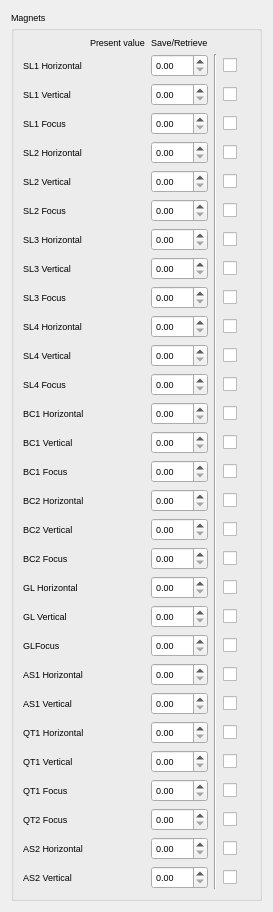
Old version of the form ctli/widgets/ui/snapshot_magnets.ui in the repository srgblnch/LinacGUI.
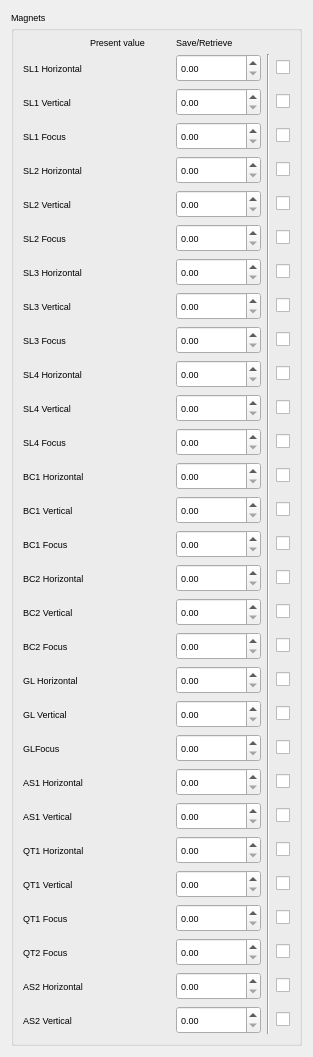
New version of the form. Custom widgets are drawn as their Qt base class.

Commit message: force widget sizes to avoid column resizes

```diff
--- a/ctli/widgets/ui/snapshot_magnets.ui
+++ b/ctli/widgets/ui/snapshot_magnets.ui
@@ -6,8 +6,8 @@
    <rect>
     <x>0</x>
     <y>0</y>
-    <width>273</width>
-    <height>808</height>
+    <width>310</width>
+    <height>1054</height>
    </rect>
   </property>
   <property name="font">
@@ -47,19 +47,72 @@
        </widget>
       </item>
       <item row="26" column="2">
-       <widget class="QDoubleSpinBox" name="qt1FWrite"/>
+       <widget class="QDoubleSpinBox" name="qt1FWrite">
+        <property name="minimumSize">
+         <size>
+          <width>85</width>
+          <height>28</height>
+         </size>
+        </property>
+        <property name="maximumSize">
+         <size>
+          <width>85</width>
+          <height>28</height>
+         </size>
+        </property>
+       </widget>
       </item>
       <item row="16" column="1">
-       <widget class="TaurusLabel" name="bc2HRead"/>
+       <widget class="TaurusLabel" name="bc2HRead">
+        <property name="minimumSize">
+         <size>
+          <width>80</width>
+          <height>20</height>
+         </size>
+        </property>
+       </widget>
       </item>
       <item row="19" column="2">
-       <widget class="QDoubleSpinBox" name="glHWrite"/>
+       <widget class="QDoubleSpinBox" name="glHWrite">
+        <property name="minimumSize">
+         <size>
+          <width>85</width>
+          <height>28</height>
+         </size>
+        </property>
+        <property name="maximumSize">
+         <size>
+          <width>85</width>
+          <height>28</height>
+         </size>
+        </property>
+       </widget>
       </item>
       <item row="19" column="1">
-       <widget class="TaurusLabel" name="glHRead"/>
+       <widget class="TaurusLabel" name="glHRead">
+        <property name="minimumSize">
+         <size>
+          <width>80</width>
+          <height>20</height>
+         </size>
+        </property>
+       </widget>
       </item>
       <item row="29" column="2">
-       <widget class="QDoubleSpinBox" name="as2VWrite"/>
+       <widget class="QDoubleSpinBox" name="as2VWrite">
+        <property name="minimumSize">
+         <size>
+          <width>85</width>
+          <height>28</height>
+         </size>
+        </property>
+        <property name="maximumSize">
+         <size>
+          <width>85</width>
+          <height>28</height>
+         </size>
+        </property>
+       </widget>
       </item>
       <item row="20" column="5">
        <widget class="QCheckBox" name="glVCheck">
@@ -69,7 +122,20 @@
        </widget>
       </item>
       <item row="18" column="2">
-       <widget class="QDoubleSpinBox" name="bc2FWrite"/>
+       <widget class="QDoubleSpinBox" name="bc2FWrite">
+        <property name="minimumSize">
+         <size>
+          <width>85</width>
+          <height>28</height>
+         </size>
+        </property>
+        <property name="maximumSize">
+         <size>
+          <width>85</width>
+          <height>28</height>
+         </size>
+        </property>
+       </widget>
       </item>
       <item row="25" column="5">
        <widget class="QCheckBox" name="qt1VCheck">
@@ -79,10 +145,24 @@
        </widget>
       </item>
       <item row="29" column="1">
-       <widget class="TaurusLabel" name="as2VRead"/>
+       <widget class="TaurusLabel" name="as2VRead">
+        <property name="minimumSize">
+         <size>
+          <width>80</width>
+          <height>20</height>
+         </size>
+        </property>
+       </widget>
       </item>
       <item row="20" column="1">
-       <widget class="TaurusLabel" name="glVRead"/>
+       <widget class="TaurusLabel" name="glVRead">
+        <property name="minimumSize">
+         <size>
+          <width>80</width>
+          <height>20</height>
+         </size>
+        </property>
+       </widget>
       </item>
       <item row="16" column="0">
        <widget class="QLabel" name="bc2HLabel">
@@ -92,7 +172,14 @@
        </widget>
       </item>
       <item row="25" column="1">
-       <widget class="TaurusLabel" name="qt1VRead"/>
+       <widget class="TaurusLabel" name="qt1VRead">
+        <property name="minimumSize">
+         <size>
+          <width>80</width>
+          <height>20</height>
+         </size>
+        </property>
+       </widget>
       </item>
       <item row="26" column="5">
        <widget class="QCheckBox" name="qt1FCheck">
@@ -116,7 +203,14 @@
        </widget>
       </item>
       <item row="27" column="1">
-       <widget class="TaurusLabel" name="qt2FRead"/>
+       <widget class="TaurusLabel" name="qt2FRead">
+        <property name="minimumSize">
+         <size>
+          <width>80</width>
+          <height>20</height>
+         </size>
+        </property>
+       </widget>
       </item>
       <item row="22" column="5">
        <widget class="QCheckBox" name="as1HCheck">
@@ -126,7 +220,20 @@
        </widget>
       </item>
       <item row="23" column="2">
-       <widget class="QDoubleSpinBox" name="as1VWrite"/>
+       <widget class="QDoubleSpinBox" name="as1VWrite">
+        <property name="minimumSize">
+         <size>
+          <width>85</width>
+          <height>28</height>
+         </size>
+        </property>
+        <property name="maximumSize">
+         <size>
+          <width>85</width>
+          <height>28</height>
+         </size>
+        </property>
+       </widget>
       </item>
       <item row="21" column="5">
        <widget class="QCheckBox" name="glFCheck">
@@ -143,10 +250,30 @@
        </widget>
       </item>
       <item row="20" column="2">
-       <widget class="QDoubleSpinBox" name="glVWrite"/>
+       <widget class="QDoubleSpinBox" name="glVWrite">
+        <property name="minimumSize">
+         <size>
+          <width>85</width>
+          <height>28</height>
+         </size>
+        </property>
+        <property name="maximumSize">
+         <size>
+          <width>85</width>
+          <height>28</height>
+         </size>
+        </property>
+       </widget>
       </item>
       <item row="17" column="1">
-       <widget class="TaurusLabel" name="bc2VRead"/>
+       <widget class="TaurusLabel" name="bc2VRead">
+        <property name="minimumSize">
+         <size>
+          <width>80</width>
+          <height>20</height>
+         </size>
+        </property>
+       </widget>
       </item>
       <item row="23" column="5">
        <widget class="QCheckBox" name="as1VCheck">
@@ -156,7 +283,14 @@
        </widget>
       </item>
       <item row="22" column="1">
-       <widget class="TaurusLabel" name="as1HRead"/>
+       <widget class="TaurusLabel" name="as1HRead">
+        <property name="minimumSize">
+         <size>
+          <width>80</width>
+          <height>20</height>
+         </size>
+        </property>
+       </widget>
       </item>
       <item row="18" column="5">
        <widget class="QCheckBox" name="bc2FCheck">
@@ -180,7 +314,14 @@
        </widget>
       </item>
       <item row="18" column="1">
-       <widget class="TaurusLabel" name="bc2FRead"/>
+       <widget class="TaurusLabel" name="bc2FRead">
+        <property name="minimumSize">
+         <size>
+          <width>80</width>
+          <height>20</height>
+         </size>
+        </property>
+       </widget>
       </item>
       <item row="27" column="5">
        <widget class="QCheckBox" name="qt2FCheck">
@@ -211,7 +352,20 @@
        </widget>
       </item>
       <item row="25" column="2">
-       <widget class="QDoubleSpinBox" name="qt1VWrite"/>
+       <widget class="QDoubleSpinBox" name="qt1VWrite">
+        <property name="minimumSize">
+         <size>
+          <width>85</width>
+          <height>28</height>
+         </size>
+        </property>
+        <property name="maximumSize">
+         <size>
+          <width>85</width>
+          <height>28</height>
+         </size>
+        </property>
+       </widget>
       </item>
       <item row="27" column="0">
        <widget class="QLabel" name="qt2FLabel">
@@ -221,10 +375,30 @@
        </widget>
       </item>
       <item row="16" column="2">
-       <widget class="QDoubleSpinBox" name="bc2HWrite"/>
+       <widget class="QDoubleSpinBox" name="bc2HWrite">
+        <property name="minimumSize">
+         <size>
+          <width>85</width>
+          <height>28</height>
+         </size>
+        </property>
+        <property name="maximumSize">
+         <size>
+          <width>85</width>
+          <height>28</height>
+         </size>
+        </property>
+       </widget>
       </item>
       <item row="26" column="1">
-       <widget class="TaurusLabel" name="qt1FRead"/>
+       <widget class="TaurusLabel" name="qt1FRead">
+        <property name="minimumSize">
+         <size>
+          <width>80</width>
+          <height>20</height>
+         </size>
+        </property>
+       </widget>
       </item>
       <item row="20" column="0">
        <widget class="QLabel" name="glVLabel">
@@ -241,16 +415,56 @@
        </widget>
       </item>
       <item row="21" column="1">
-       <widget class="TaurusLabel" name="glFRead"/>
+       <widget class="TaurusLabel" name="glFRead">
+        <property name="minimumSize">
+         <size>
+          <width>80</width>
+          <height>20</height>
+         </size>
+        </property>
+       </widget>
       </item>
       <item row="28" column="1">
-       <widget class="TaurusLabel" name="as2HRead"/>
+       <widget class="TaurusLabel" name="as2HRead">
+        <property name="minimumSize">
+         <size>
+          <width>80</width>
+          <height>20</height>
+         </size>
+        </property>
+       </widget>
       </item>
       <item row="21" column="2">
-       <widget class="QDoubleSpinBox" name="glFWrite"/>
+       <widget class="QDoubleSpinBox" name="glFWrite">
+        <property name="minimumSize">
+         <size>
+          <width>85</width>
+          <height>28</height>
+         </size>
+        </property>
+        <property name="maximumSize">
+         <size>
+          <width>85</width>
+          <height>28</height>
+         </size>
+        </property>
+       </widget>
       </item>
       <item row="24" column="2">
-       <widget class="QDoubleSpinBox" name="qt1HWrite"/>
+       <widget class="QDoubleSpinBox" name="qt1HWrite">
+        <property name="minimumSize">
+         <size>
+          <width>85</width>
+          <height>28</height>
+         </size>
+        </property>
+        <property name="maximumSize">
+         <size>
+          <width>85</width>
+          <height>28</height>
+         </size>
+        </property>
+       </widget>
       </item>
       <item row="17" column="0">
        <widget class="QLabel" name="bc2VLabel">
@@ -274,7 +488,14 @@
        </widget>
       </item>
       <item row="24" column="1">
-       <widget class="TaurusLabel" name="qt1HRead"/>
+       <widget class="TaurusLabel" name="qt1HRead">
+        <property name="minimumSize">
+         <size>
+          <width>80</width>
+          <height>20</height>
+         </size>
+        </property>
+       </widget>
       </item>
       <item row="26" column="0">
        <widget class="QLabel" name="qt1FLabel">
@@ -284,22 +505,88 @@
        </widget>
       </item>
       <item row="27" column="2">
-       <widget class="QDoubleSpinBox" name="qt2FWrite"/>
+       <widget class="QDoubleSpinBox" name="qt2FWrite">
+        <property name="minimumSize">
+         <size>
+          <width>85</width>
+          <height>28</height>
+         </size>
+        </property>
+        <property name="maximumSize">
+         <size>
+          <width>85</width>
+          <height>28</height>
+         </size>
+        </property>
+       </widget>
       </item>
       <item row="23" column="1">
-       <widget class="TaurusLabel" name="as1VRead"/>
+       <widget class="TaurusLabel" name="as1VRead">
+        <property name="minimumSize">
+         <size>
+          <width>80</width>
+          <height>20</height>
+         </size>
+        </property>
+       </widget>
       </item>
       <item row="22" column="2">
-       <widget class="QDoubleSpinBox" name="as1HWrite"/>
+       <widget class="QDoubleSpinBox" name="as1HWrite">
+        <property name="minimumSize">
+         <size>
+          <width>85</width>
+          <height>28</height>
+         </size>
+        </property>
+        <property name="maximumSize">
+         <size>
+          <width>85</width>
+          <height>28</height>
+         </size>
+        </property>
+       </widget>
       </item>
       <item row="17" column="2">
-       <widget class="QDoubleSpinBox" name="bc2VWrite"/>
+       <widget class="QDoubleSpinBox" name="bc2VWrite">
+        <property name="minimumSize">
+         <size>
+          <width>85</width>
+          <height>28</height>
+         </size>
+        </property>
+        <property name="maximumSize">
+         <size>
+          <width>85</width>
+          <height>28</height>
+         </size>
+        </property>
+       </widget>
       </item>
       <item row="4" column="1">
-       <widget class="TaurusLabel" name="sl2HRead"/>
+       <widget class="TaurusLabel" name="sl2HRead">
+        <property name="minimumSize">
+         <size>
+          <width>80</width>
+          <height>20</height>
+         </size>
+        </property>
+       </widget>
       </item>
       <item row="28" column="2">
-       <widget class="QDoubleSpinBox" name="as2HWrite"/>
+       <widget class="QDoubleSpinBox" name="as2HWrite">
+        <property name="minimumSize">
+         <size>
+          <width>85</width>
+          <height>28</height>
+         </size>
+        </property>
+        <property name="maximumSize">
+         <size>
+          <width>85</width>
+          <height>28</height>
+         </size>
+        </property>
+       </widget>
       </item>
       <item row="25" column="0">
        <widget class="QLabel" name="qt1VLabel">
@@ -316,13 +603,40 @@
        </widget>
       </item>
       <item row="12" column="2">
-       <widget class="QDoubleSpinBox" name="sl4FWrite"/>
+       <widget class="QDoubleSpinBox" name="sl4FWrite">
+        <property name="minimumSize">
+         <size>
+          <width>85</width>
+          <height>28</height>
+         </size>
+        </property>
+        <property name="maximumSize">
+         <size>
+          <width>85</width>
+          <height>28</height>
+         </size>
+        </property>
+       </widget>
       </item>
       <item row="10" column="1">
-       <widget class="TaurusLabel" name="sl4HRead"/>
+       <widget class="TaurusLabel" name="sl4HRead">
+        <property name="minimumSize">
+         <size>
+          <width>80</width>
+          <height>20</height>
+         </size>
+        </property>
+       </widget>
       </item>
       <item row="12" column="1">
-       <widget class="TaurusLabel" name="sl4FRead"/>
+       <widget class="TaurusLabel" name="sl4FRead">
+        <property name="minimumSize">
+         <size>
+          <width>80</width>
+          <height>20</height>
+         </size>
+        </property>
+       </widget>
       </item>
       <item row="10" column="0">
        <widget class="QLabel" name="sl4HLabel">
@@ -346,10 +660,30 @@
        </widget>
       </item>
       <item row="11" column="1">
-       <widget class="TaurusLabel" name="sl4VRead"/>
+       <widget class="TaurusLabel" name="sl4VRead">
+        <property name="minimumSize">
+         <size>
+          <width>80</width>
+          <height>20</height>
+         </size>
+        </property>
+       </widget>
       </item>
       <item row="11" column="2">
-       <widget class="QDoubleSpinBox" name="sl4VWrite"/>
+       <widget class="QDoubleSpinBox" name="sl4VWrite">
+        <property name="minimumSize">
+         <size>
+          <width>85</width>
+          <height>28</height>
+         </size>
+        </property>
+        <property name="maximumSize">
+         <size>
+          <width>85</width>
+          <height>28</height>
+         </size>
+        </property>
+       </widget>
       </item>
       <item row="12" column="0">
        <widget class="QLabel" name="sl4FLabel">
@@ -359,7 +693,14 @@
        </widget>
       </item>
       <item row="8" column="1">
-       <widget class="TaurusLabel" name="sl3VRead"/>
+       <widget class="TaurusLabel" name="sl3VRead">
+        <property name="minimumSize">
+         <size>
+          <width>80</width>
+          <height>20</height>
+         </size>
+        </property>
+       </widget>
       </item>
       <item row="8" column="5">
        <widget class="QCheckBox" name="sl3VCheck">
@@ -376,7 +717,20 @@
        </widget>
       </item>
       <item row="7" column="2">
-       <widget class="QDoubleSpinBox" name="sl3HWrite"/>
+       <widget class="QDoubleSpinBox" name="sl3HWrite">
+        <property name="minimumSize">
+         <size>
+          <width>85</width>
+          <height>28</height>
+         </size>
+        </property>
+        <property name="maximumSize">
+         <size>
+          <width>85</width>
+          <height>28</height>
+         </size>
+        </property>
+       </widget>
       </item>
       <item row="1" column="5">
        <widget class="QCheckBox" name="sl1HCheck">
@@ -386,7 +740,20 @@
        </widget>
       </item>
       <item row="8" column="2">
-       <widget class="QDoubleSpinBox" name="sl3VWrite"/>
+       <widget class="QDoubleSpinBox" name="sl3VWrite">
+        <property name="minimumSize">
+         <size>
+          <width>85</width>
+          <height>28</height>
+         </size>
+        </property>
+        <property name="maximumSize">
+         <size>
+          <width>85</width>
+          <height>28</height>
+         </size>
+        </property>
+       </widget>
       </item>
       <item row="5" column="5">
        <widget class="QCheckBox" name="sl2VCheck">
@@ -410,13 +777,46 @@
        </widget>
       </item>
       <item row="4" column="2">
-       <widget class="QDoubleSpinBox" name="sl2HWrite"/>
+       <widget class="QDoubleSpinBox" name="sl2HWrite">
+        <property name="minimumSize">
+         <size>
+          <width>85</width>
+          <height>28</height>
+         </size>
+        </property>
+        <property name="maximumSize">
+         <size>
+          <width>85</width>
+          <height>28</height>
+         </size>
+        </property>
+       </widget>
       </item>
       <item row="5" column="2">
-       <widget class="QDoubleSpinBox" name="sl2VWrite"/>
+       <widget class="QDoubleSpinBox" name="sl2VWrite">
+        <property name="minimumSize">
+         <size>
+          <width>85</width>
+          <height>28</height>
+         </size>
+        </property>
+        <property name="maximumSize">
+         <size>
+          <width>85</width>
+          <height>28</height>
+         </size>
+        </property>
+       </widget>
       </item>
       <item row="1" column="1">
-       <widget class="TaurusLabel" name="sl1HRead"/>
+       <widget class="TaurusLabel" name="sl1HRead">
+        <property name="minimumSize">
+         <size>
+          <width>80</width>
+          <height>20</height>
+         </size>
+        </property>
+       </widget>
       </item>
       <item row="3" column="0">
        <widget class="QLabel" name="sl1FLabel">
@@ -433,7 +833,14 @@
        </widget>
       </item>
       <item row="6" column="1">
-       <widget class="TaurusLabel" name="sl2FRead"/>
+       <widget class="TaurusLabel" name="sl2FRead">
+        <property name="minimumSize">
+         <size>
+          <width>80</width>
+          <height>20</height>
+         </size>
+        </property>
+       </widget>
       </item>
       <item row="2" column="5">
        <widget class="QCheckBox" name="sl1VCheck">
@@ -492,16 +899,50 @@
        </widget>
       </item>
       <item row="9" column="1">
-       <widget class="TaurusLabel" name="sl3FRead"/>
+       <widget class="TaurusLabel" name="sl3FRead">
+        <property name="minimumSize">
+         <size>
+          <width>80</width>
+          <height>20</height>
+         </size>
+        </property>
+       </widget>
       </item>
       <item row="3" column="1">
-       <widget class="TaurusLabel" name="sl1FRead"/>
+       <widget class="TaurusLabel" name="sl1FRead">
+        <property name="minimumSize">
+         <size>
+          <width>80</width>
+          <height>20</height>
+         </size>
+        </property>
+       </widget>
       </item>
       <item row="1" column="2">
-       <widget class="QDoubleSpinBox" name="sl1HWrite"/>
+       <widget class="QDoubleSpinBox" name="sl1HWrite">
+        <property name="minimumSize">
+         <size>
+          <width>85</width>
+          <height>28</height>
+         </size>
+        </property>
+        <property name="maximumSize">
+         <size>
+          <width>85</width>
+          <height>28</height>
+         </size>
+        </property>
+       </widget>
       </item>
       <item row="5" column="1">
-       <widget class="TaurusLabel" name="sl2VRead"/>
+       <widget class="TaurusLabel" name="sl2VRead">
+        <property name="minimumSize">
+         <size>
+          <width>80</width>
+          <height>20</height>
+         </size>
+        </property>
+       </widget>
       </item>
       <item row="8" column="0">
        <widget class="QLabel" name="sl3VLabel">
@@ -518,10 +959,30 @@
        </widget>
       </item>
       <item row="7" column="1">
-       <widget class="TaurusLabel" name="sl3HRead"/>
+       <widget class="TaurusLabel" name="sl3HRead">
+        <property name="minimumSize">
+         <size>
+          <width>80</width>
+          <height>20</height>
+         </size>
+        </property>
+       </widget>
       </item>
       <item row="9" column="2">
-       <widget class="QDoubleSpinBox" name="sl3FWrite"/>
+       <widget class="QDoubleSpinBox" name="sl3FWrite">
+        <property name="minimumSize">
+         <size>
+          <width>85</width>
+          <height>28</height>
+         </size>
+        </property>
+        <property name="maximumSize">
+         <size>
+          <width>85</width>
+          <height>28</height>
+         </size>
+        </property>
+       </widget>
       </item>
       <item row="1" column="0">
        <widget class="QLabel" name="sl1HLabel">
@@ -531,7 +992,20 @@
        </widget>
       </item>
       <item row="2" column="2">
-       <widget class="QDoubleSpinBox" name="sl1VWrite"/>
+       <widget class="QDoubleSpinBox" name="sl1VWrite">
+        <property name="minimumSize">
+         <size>
+          <width>85</width>
+          <height>28</height>
+         </size>
+        </property>
+        <property name="maximumSize">
+         <size>
+          <width>85</width>
+          <height>28</height>
+         </size>
+        </property>
+       </widget>
       </item>
       <item row="38" column="1">
        <spacer name="verticalSpacer">
@@ -554,19 +1028,72 @@
        </widget>
       </item>
       <item row="6" column="2">
-       <widget class="QDoubleSpinBox" name="sl2FWrite"/>
+       <widget class="QDoubleSpinBox" name="sl2FWrite">
+        <property name="minimumSize">
+         <size>
+          <width>85</width>
+          <height>28</height>
+         </size>
+        </property>
+        <property name="maximumSize">
+         <size>
+          <width>85</width>
+          <height>28</height>
+         </size>
+        </property>
+       </widget>
       </item>
       <item row="3" column="2">
-       <widget class="QDoubleSpinBox" name="sl1FWrite"/>
+       <widget class="QDoubleSpinBox" name="sl1FWrite">
+        <property name="minimumSize">
+         <size>
+          <width>85</width>
+          <height>28</height>
+         </size>
+        </property>
+        <property name="maximumSize">
+         <size>
+          <width>85</width>
+          <height>28</height>
+         </size>
+        </property>
+       </widget>
       </item>
       <item row="2" column="1">
-       <widget class="TaurusLabel" name="sl1VRead"/>
+       <widget class="TaurusLabel" name="sl1VRead">
+        <property name="minimumSize">
+         <size>
+          <width>80</width>
+          <height>20</height>
+         </size>
+        </property>
+       </widget>
       </item>
       <item row="10" column="2">
-       <widget class="QDoubleSpinBox" name="sl4HWrite"/>
+       <widget class="QDoubleSpinBox" name="sl4HWrite">
+        <property name="minimumSize">
+         <size>
+          <width>85</width>
+          <height>28</height>
+         </size>
+        </property>
+        <property name="maximumSize">
+         <size>
+          <width>85</width>
+          <height>28</height>
+         </size>
+        </property>
+       </widget>
       </item>
       <item row="13" column="1">
-       <widget class="TaurusLabel" name="bc1HRead"/>
+       <widget class="TaurusLabel" name="bc1HRead">
+        <property name="minimumSize">
+         <size>
+          <width>80</width>
+          <height>20</height>
+         </size>
+        </property>
+       </widget>
       </item>
       <item row="12" column="5">
        <widget class="QCheckBox" name="sl4FCheck">
@@ -583,7 +1110,20 @@
        </widget>
       </item>
       <item row="13" column="2">
-       <widget class="QDoubleSpinBox" name="bc1HWrite"/>
+       <widget class="QDoubleSpinBox" name="bc1HWrite">
+        <property name="minimumSize">
+         <size>
+          <width>85</width>
+          <height>28</height>
+         </size>
+        </property>
+        <property name="maximumSize">
+         <size>
+          <width>85</width>
+          <height>28</height>
+         </size>
+        </property>
+       </widget>
       </item>
       <item row="13" column="5">
        <widget class="QCheckBox" name="bc1HCheck">
@@ -600,10 +1140,30 @@
        </widget>
       </item>
       <item row="14" column="1">
-       <widget class="TaurusLabel" name="bc1VRead"/>
+       <widget class="TaurusLabel" name="bc1VRead">
+        <property name="minimumSize">
+         <size>
+          <width>80</width>
+          <height>20</height>
+         </size>
+        </property>
+       </widget>
       </item>
       <item row="14" column="2">
-       <widget class="QDoubleSpinBox" name="bc1VWrite"/>
+       <widget class="QDoubleSpinBox" name="bc1VWrite">
+        <property name="minimumSize">
+         <size>
+          <width>85</width>
+          <height>28</height>
+         </size>
+        </property>
+        <property name="maximumSize">
+         <size>
+          <width>85</width>
+          <height>28</height>
+         </size>
+        </property>
+       </widget>
       </item>
       <item row="14" column="5">
        <widget class="QCheckBox" name="bc1VCheck">
@@ -620,10 +1180,30 @@
        </widget>
       </item>
       <item row="15" column="1">
-       <widget class="TaurusLabel" name="bc1FRead"/>
+       <widget class="TaurusLabel" name="bc1FRead">
+        <property name="minimumSize">
+         <size>
+          <width>80</width>
+          <height>20</height>
+         </size>
+        </property>
+       </widget>
       </item>
       <item row="15" column="2">
-       <widget class="QDoubleSpinBox" name="bc1FWrite"/>
+       <widget class="QDoubleSpinBox" name="bc1FWrite">
+        <property name="minimumSize">
+         <size>
+          <width>85</width>
+          <height>28</height>
+         </size>
+        </property>
+        <property name="maximumSize">
+         <size>
+          <width>85</width>
+          <height>28</height>
+         </size>
+        </property>
+       </widget>
       </item>
       <item row="15" column="5">
        <widget class="QCheckBox" name="bc1FCheck">
@@ -651,17 +1231,17 @@
    <header>taurus.qt.qtgui.container</header>
    <container>1</container>
   </customwidget>
+  <customwidget>
+   <class>TaurusGroupBox</class>
+   <extends>QGroupBox</extends>
+   <header>taurus.qt.qtgui.container</header>
+   <container>1</container>
+  </customwidget>
   <customwidget>
    <class>TaurusLabel</class>
    <extends>QLabel</extends>
    <header>taurus.qt.qtgui.display</header>
   </customwidget>
-  <customwidget>
-   <class>TaurusGroupBox</class>
-   <extends>QGroupBox</extends>
-   <header>taurus.qt.qtgui.container</header>
-   <container>1</container>
-  </customwidget>
  </customwidgets>
  <resources/>
  <connections/>
```
Left out of the diff: 2 changed lines with no effect on the pictures. The commit also changes 7 other files.
